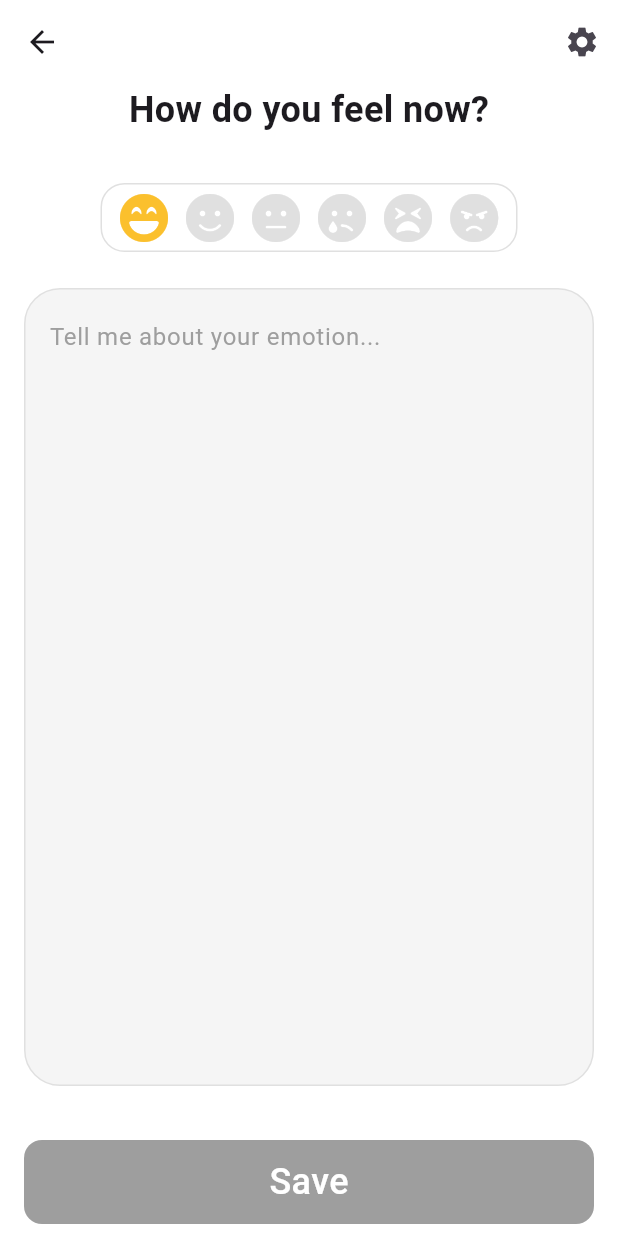
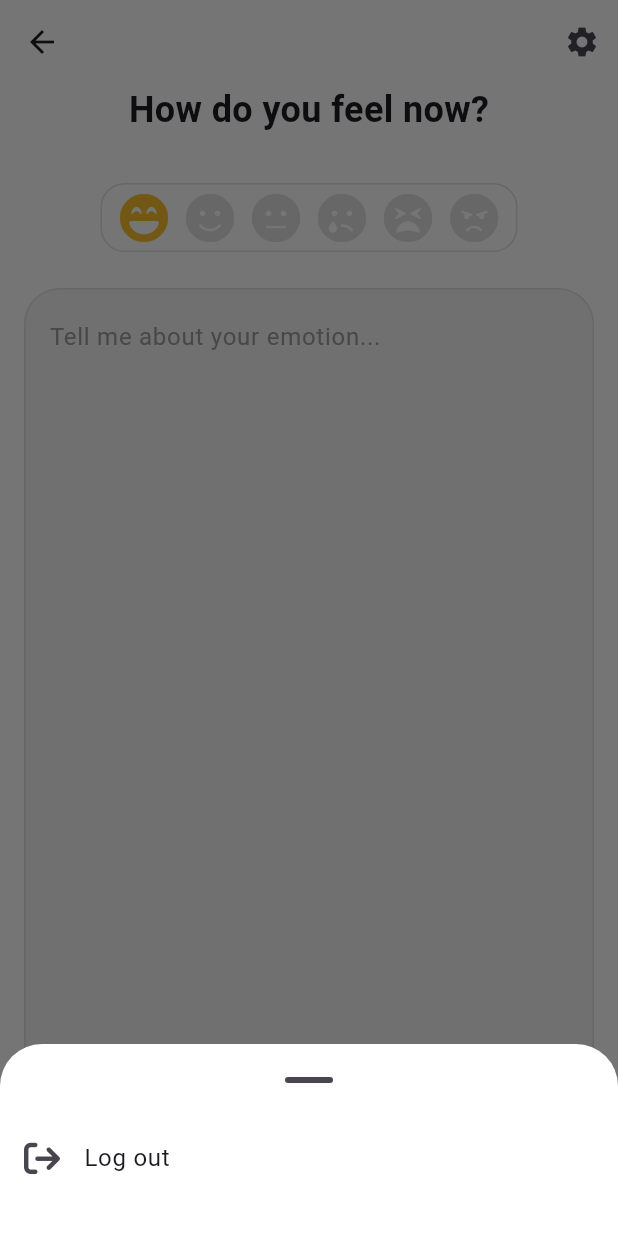
Before and after one commit to cskime/moodtracker, a Flutter app: the WriteScreen screen opened directly, after a tap on the "settings" icon, on a phone screen of 412 x 824 dp. Run offline on Flutter 3.47's test engine with Material 3 defaults, Android fonts, the phone set to English and light mode, and no system bars; our stand-ins replace cloud_firestore, firebase_auth, firebase_core, flutter_riverpod, font_awesome_flutter, go_router and 1 more; accounts and stored records are empty; generated files the repository leaves out were written again; network calls fail.

Commit message:
impl: Log out 기능 구현

```diff
--- a/lib/features/authentication/repositories/auth_repository.dart
+++ b/lib/features/authentication/repositories/auth_repository.dart
@@ -29,4 +29,8 @@ class AuthRepository {
       password: password,
     );
   }
+
+  Future<void> signOut() async {
+    await _auth.signOut();
+  }
 }
--- a/lib/features/authentication/view_models/login_view_model.dart
+++ b/lib/features/authentication/view_models/login_view_model.dart
@@ -22,7 +22,6 @@ class LoginViewModel extends AutoDisposeAsyncNotifier {
     required String password,
   }) async {
     state = const AsyncValue.loading();
-    await Future.delayed(const Duration(seconds: 1));
     final result = await AsyncValue.guard(() async {
       await _authRepository.signIn(
         email: email,
--- /dev/null
+++ b/lib/features/post/views/widgets/base_scaffold.dart
@@ -0,0 +1,43 @@
+import 'package:flutter/material.dart';
+import 'package:moodtracker/features/settings/views/settings_bottom_sheet.dart';
+
+class BaseScaffold extends StatelessWidget {
+  const BaseScaffold({
+    super.key,
+    required this.body,
+    this.appBarTitle,
+    this.appBarActions = const [],
+  });
+
+  final Widget body;
+  final Widget? appBarTitle;
+  final List<Widget> appBarActions;
+
+  void _onSettingPressed(BuildContext context) {
+    showModalBottomSheet(
+      context: context,
+      builder: (context) => const SettingsBottomSheet(),
+      showDragHandle: true,
+      backgroundColor: Colors.white,
+      isScrollControlled: true,
+    );
+  }
+
+  @override
+  Widget build(BuildContext context) {
+    return Scaffold(
+      appBar: AppBar(
+        centerTitle: true,
+        title: appBarTitle,
+        actions: [
+          ...appBarActions,
+          IconButton(
+            onPressed: () => _onSettingPressed(context),
+            icon: const Icon(Icons.settings),
+          )
+        ],
+      ),
+      body: body,
+    );
+  }
+}
--- a/lib/features/post/views/write_screen.dart
+++ b/lib/features/post/views/write_screen.dart
@@ -3,6 +3,7 @@ import 'package:flutter_riverpod/flutter_riverpod.dart';
 import 'package:moodtracker/features/navigation/models/navigation_tab.dart';
 import 'package:moodtracker/features/post/models/emotion.dart';
 import 'package:moodtracker/features/post/view_models/write_view_model.dart';
+import 'package:moodtracker/features/post/views/widgets/base_scaffold.dart';
 import 'package:moodtracker/features/post/views/widgets/write/emotion_collection.dart';
 import 'package:moodtracker/features/post/views/widgets/write/emotion_description_input.dart';
 import 'package:moodtracker/features/post/views/widgets/write/submit_button.dart';
@@ -61,15 +62,7 @@ class _WriteScreenState extends ConsumerState<WriteScreen> {
 
     return GestureDetector(
       onTap: _onTap,
-      child: Scaffold(
-        appBar: AppBar(
-          actions: [
-            IconButton(
-              onPressed: () {},
-              icon: const Icon(Icons.settings),
-            )
-          ],
-        ),
+      child: BaseScaffold(
         body: Padding(
           padding:
               const EdgeInsets.symmetric(horizontal: 16).copyWith(bottom: 8),
--- /dev/null
+++ b/lib/features/settings/views/settings_bottom_sheet.dart
@@ -0,0 +1,32 @@
+import 'package:flutter/material.dart';
+import 'package:flutter_riverpod/flutter_riverpod.dart';
+import 'package:font_awesome_flutter/font_awesome_flutter.dart';
+import 'package:go_router/go_router.dart';
+import 'package:moodtracker/features/authentication/views/login_screen.dart';
+import 'package:moodtracker/features/settings/view_models/settings_view_model.dart';
+
+class SettingsBottomSheet extends ConsumerWidget {
+  const SettingsBottomSheet({super.key});
+
+  void _onLogOutTap(BuildContext context, WidgetRef ref) async {
+    ref.read(settingsViewModelProvider.notifier).logOut();
+    context.goNamed(LoginScreen.routeName);
+  }
+
+  @override
+  Widget build(BuildContext context, WidgetRef ref) {
+    return SafeArea(
+      child: Column(
+        mainAxisSize: MainAxisSize.min,
+        children: [
+          ListTile(
+            leading: const Icon(FontAwesomeIcons.arrowRightFromBracket),
+            title: const Text("Log out"),
+            onTap: () => _onLogOutTap(context, ref),
+          ),
+          const SizedBox(height: 24),
+        ],
+      ),
+    );
+  }
+}
--- a/lib/routers/router.dart
+++ b/lib/routers/router.dart
@@ -12,6 +12,9 @@ final routerProvider = Provider(
     initialLocation: WriteScreen.routeUrl,
     redirect: (context, state) {
       final loggedIn = ref.read(authRepositoryProvider).loggedIn;
+
+      print(loggedIn);
+      print(state.fullPath);
 
       if (!loggedIn &&
           state.fullPath != LoginScreen.routeUrl &&
```
Also changed, not shown: lib/features/post/views/calendar_screen.dart (+4 -12 lines), lib/features/post/views/widgets/calendar/calendar_day_list.dart (+11 -3 lines), lib/features/settings/view_models/settings_view_model.dart (added, +20 -0 lines).
